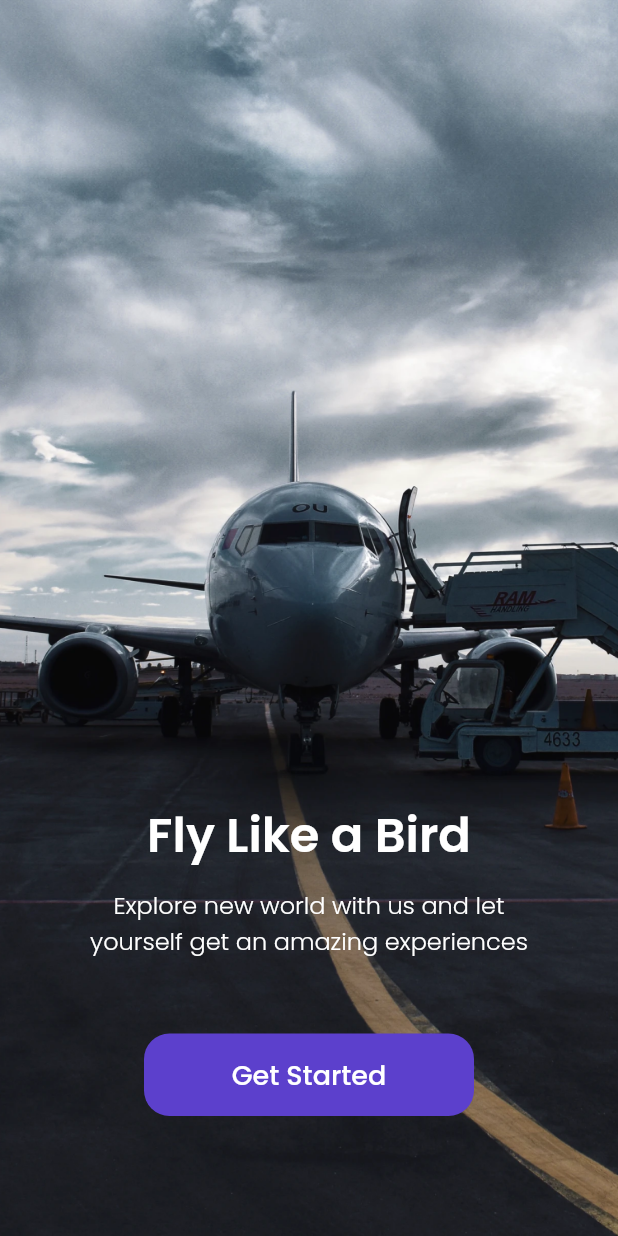
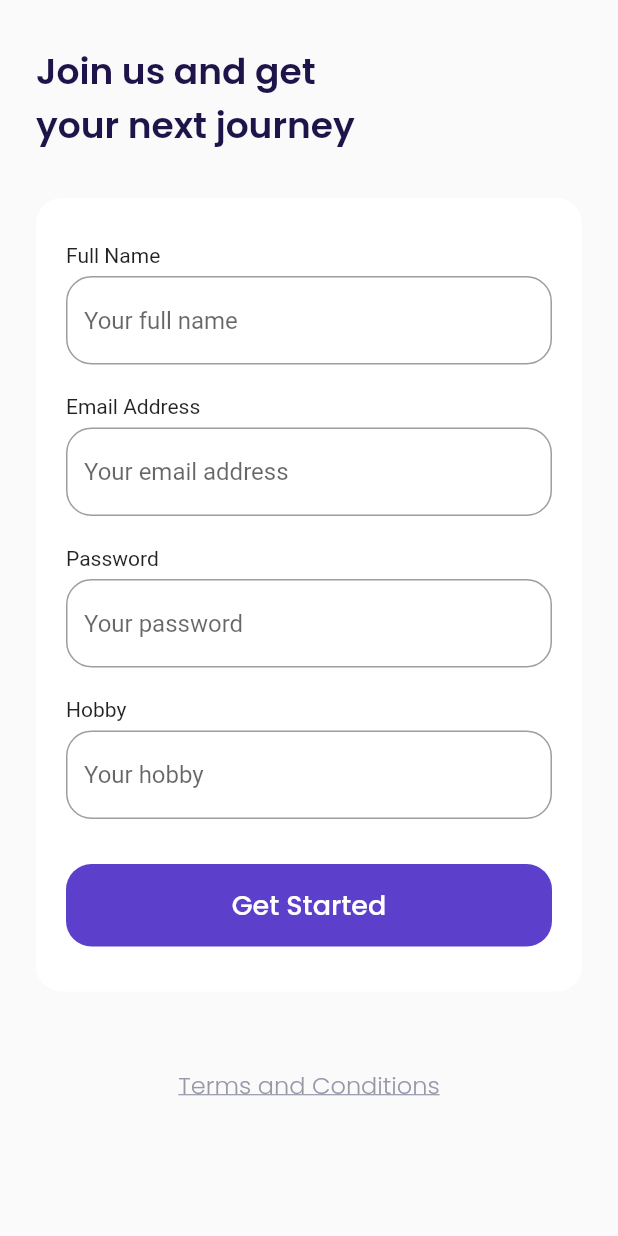
Before and after one commit to Nurhiman20/travel-flight-booking-app, a Flutter app: the screen it shows after launch, after a tap on "Get Started", on a phone screen of 412 x 824 dp. Run offline on Flutter 3.47's test engine with Material 2 defaults, Android fonts, the phone set to English and light mode, and no system bars; our stand-ins replace google_fonts.

Commit message:
:sparkles: feat(Sign up); Slicing

```diff
--- a/lib/main.dart
+++ b/lib/main.dart
@@ -1,4 +1,5 @@
 import 'package:airplane/ui/pages/get_started_page.dart';
+import 'package:airplane/ui/pages/sign_up_page.dart';
 import 'package:airplane/ui/pages/splash_page.dart';
 import 'package:flutter/material.dart';
 
@@ -13,7 +14,8 @@ class MyApp extends StatelessWidget {
       debugShowCheckedModeBanner: false,
       routes: {
         '/': (context) => const SplashPage(),
-        '/get-started': (context) => const GetStartedPage()
+        '/get-started': (context) => const GetStartedPage(),
+        '/sign-up': (context) => const SignUpPage()
       },
     );
   }
--- a/lib/ui/pages/get_started_page.dart
+++ b/lib/ui/pages/get_started_page.dart
@@ -39,7 +39,9 @@ class GetStartedPage extends StatelessWidget {
                 height: 55,
                 width: 220,
                 child: TextButton(
-                    onPressed: () {},
+                    onPressed: () {
+                      Navigator.pushNamed(context, '/sign-up');
+                    },
                     style: TextButton.styleFrom(
                         backgroundColor: kPrimaryColor,
                         shape: RoundedRectangleBorder(
--- /dev/null
+++ b/lib/ui/pages/sign_up_page.dart
@@ -0,0 +1,181 @@
+import 'package:airplane/shared/theme.dart';
+import 'package:flutter/material.dart';
+
+class SignUpPage extends StatelessWidget {
+  const SignUpPage({super.key});
+
+  @override
+  Widget build(BuildContext context) {
+    Widget title() {
+      return Container(
+        margin: const EdgeInsets.only(top: 30),
+        child: Text(
+          'Join us and get\nyour next journey',
+          style: blackTextStyle.copyWith(fontSize: 24, fontWeight: semiBold),
+        ),
+      );
+    }
+
+    Widget inputSection() {
+      Widget nameInput() {
+        return Container(
+          margin: const EdgeInsets.only(bottom: 20),
+          child: Column(
+            crossAxisAlignment: CrossAxisAlignment.start,
+            children: [
+              const Text('Full Name'),
+              const SizedBox(
+                height: 6,
+              ),
+              TextFormField(
+                cursorColor: kBlackColor,
+                decoration: InputDecoration(
+                    hintText: 'Your full name',
+                    border: OutlineInputBorder(
+                        borderRadius: BorderRadius.circular(defaultRadius)),
+                    focusedBorder: OutlineInputBorder(
+                        borderRadius: BorderRadius.circular(defaultRadius),
+                        borderSide: BorderSide(color: kPrimaryColor))),
+              )
+            ],
+          ),
+        );
+      }
+
+      Widget emailInput() {
+        return Container(
+          margin: const EdgeInsets.only(bottom: 20),
+          child: Column(
+            crossAxisAlignment: CrossAxisAlignment.start,
+            children: [
+              const Text('Email Address'),
+              const SizedBox(
+                height: 6,
+              ),
+              TextFormField(
+                cursorColor: kBlackColor,
+                decoration: InputDecoration(
+                    hintText: 'Your email address',
+                    border: OutlineInputBorder(
+                        borderRadius: BorderRadius.circular(defaultRadius)),
+                    focusedBorder: OutlineInputBorder(
+                        borderRadius: BorderRadius.circular(defaultRadius),
+                        borderSide: BorderSide(color: kPrimaryColor))),
+              )
+            ],
+          ),
+        );
+      }
+
+      Widget passwordInput() {
+        return Container(
+          margin: const EdgeInsets.only(bottom: 20),
+          child: Column(
+            crossAxisAlignment: CrossAxisAlignment.start,
+            children: [
+              const Text('Password'),
+              const SizedBox(
+                height: 6,
+              ),
+              TextFormField(
+                cursorColor: kBlackColor,
+                obscureText: true,
+                decoration: InputDecoration(
+                    hintText: 'Your password',
+                    border: OutlineInputBorder(
+                        borderRadius: BorderRadius.circular(defaultRadius)),
+                    focusedBorder: OutlineInputBorder(
+                        borderRadius: BorderRadius.circular(defaultRadius),
+                        borderSide: BorderSide(color: kPrimaryColor))),
+              )
+            ],
+          ),
+        );
+      }
+
+      Widget hobbyInput() {
+        return Container(
+          margin: const EdgeInsets.only(bottom: 30),
+          child: Column(
+            crossAxisAlignment: CrossAxisAlignment.start,
+            children: [
+              const Text('Hobby'),
+              const SizedBox(
+                height: 6,
+              ),
+              TextFormField(
+                cursorColor: kBlackColor,
+                decoration: InputDecoration(
+                    hintText: 'Your hobby',
+                    border: OutlineInputBorder(
+                        borderRadius: BorderRadius.circular(defaultRadius)),
+                    focusedBorder: OutlineInputBorder(
+                        borderRadius: BorderRadius.circular(defaultRadius),
+                        borderSide: BorderSide(color: kPrimaryColor))),
+              )
+            ],
+          ),
+        );
+      }
+
+      Widget submitButton() {
+        return SizedBox(
+          width: double.infinity,
+          height: 55,
+          child: TextButton(
+            onPressed: () {},
+            style: TextButton.styleFrom(
+                backgroundColor: kPrimaryColor,
+                shape: RoundedRectangleBorder(
+                    borderRadius: BorderRadius.circular(defaultRadius))),
+            child: Text(
+              'Get Started',
+              style: whiteTextStyle.copyWith(fontSize: 18, fontWeight: medium),
+            ),
+          ),
+        );
+      }
+
+      return Container(
+        margin: const EdgeInsets.only(top: 30),
+        padding: const EdgeInsets.symmetric(horizontal: 20, vertical: 30),
+        decoration: BoxDecoration(
+            color: kWhiteColor,
+            borderRadius: BorderRadius.circular(defaultRadius)),
+        child: Column(
+          children: [
+            nameInput(),
+            emailInput(),
+            passwordInput(),
+            hobbyInput(),
+            submitButton()
+          ],
+        ),
+      );
+    }
+
+    Widget tacButton() {
+      return Container(
+        alignment: Alignment.center,
+        margin: const EdgeInsets.only(top: 50, bottom: 73),
+        child: Text(
+          'Terms and Conditions',
+          style: greyTextStyle.copyWith(
+              fontSize: 16,
+              fontWeight: light,
+              decoration: TextDecoration.underline),
+        ),
+      );
+    }
+
+    return Scaffold(
+      backgroundColor: kBackgroundColor,
+      body: SafeArea(
+        child: ListView(
+          padding: EdgeInsets.symmetric(horizontal: defaultMargin),
+          children: [title(), inputSection(), tacButton()],
+        ),
+      ),
+    );
+  }
+}
```
